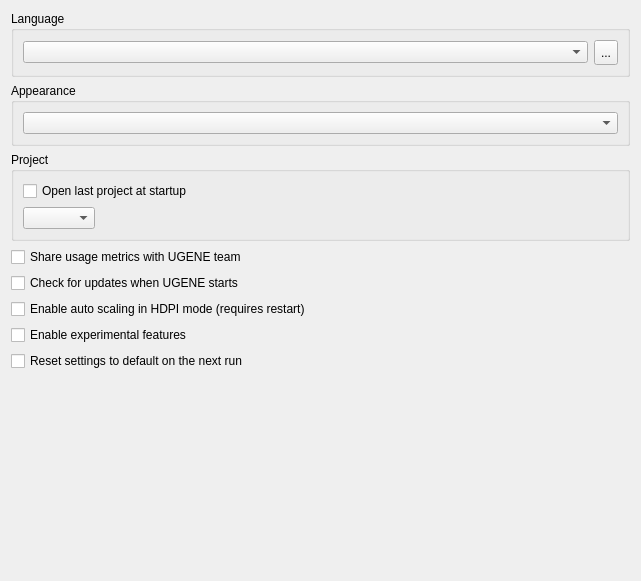
Before: the Qt Designer form src/ugeneui/src/app_settings/user_apps_settings/UserApplicationsSettingsWidget.ui in ugeneunipro/ugene, drawn with Qt 5.
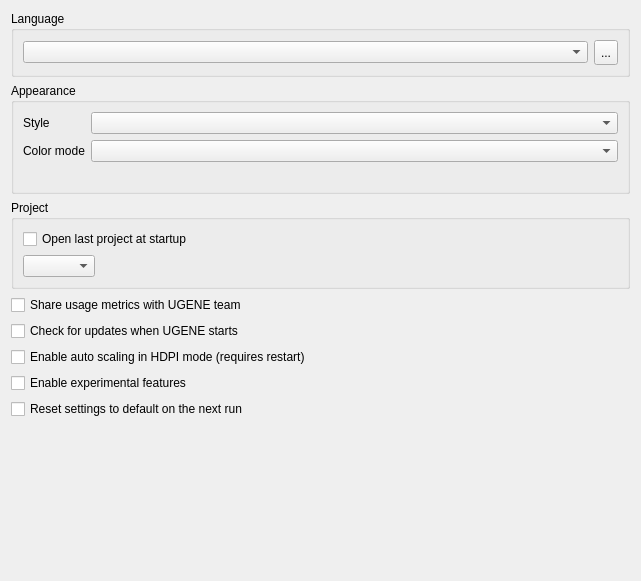
After: the same form once the commit is applied.

```diff
--- a/src/ugeneui/src/app_settings/user_apps_settings/UserApplicationsSettingsWidget.ui
+++ b/src/ugeneui/src/app_settings/user_apps_settings/UserApplicationsSettingsWidget.ui
@@ -46,13 +46,75 @@
     </widget>
    </item>
    <item>
-    <widget class="QGroupBox" name="groupBox_2">
+    <widget class="QGroupBox" name="groupBox_3">
+     <property name="sizePolicy">
+      <sizepolicy hsizetype="Preferred" vsizetype="Preferred">
+       <horstretch>0</horstretch>
+       <verstretch>0</verstretch>
+      </sizepolicy>
+     </property>
      <property name="title">
       <string>Appearance</string>
      </property>
-     <layout class="QHBoxLayout" name="horizontalLayout_2">
+     <layout class="QVBoxLayout" name="verticalLayout_4">
       <item>
-       <widget class="QComboBox" name="styleCombo"/>
+       <layout class="QHBoxLayout" name="horizontalLayout_3">
+        <item>
+         <layout class="QVBoxLayout" name="verticalLayout_6">
+          <item>
+           <widget class="QLabel" name="label">
+            <property name="sizePolicy">
+             <sizepolicy hsizetype="Preferred" vsizetype="Preferred">
+              <horstretch>0</horstretch>
+              <verstretch>0</verstretch>
+             </sizepolicy>
+            </property>
+            <property name="text">
+             <string>Style</string>
+            </property>
+           </widget>
+          </item>
+          <item>
+           <widget class="QLabel" name="label_2">
+            <property name="text">
+             <string>Color mode</string>
+            </property>
+           </widget>
+          </item>
+         </layout>
+        </item>
+        <item>
+         <layout class="QVBoxLayout" name="verticalLayout_7">
+          <item>
+           <widget class="QComboBox" name="styleCombo">
+            <property name="sizePolicy">
+             <sizepolicy hsizetype="MinimumExpanding" vsizetype="Fixed">
+              <horstretch>0</horstretch>
+              <verstretch>0</verstretch>
+             </sizepolicy>
+            </property>
+           </widget>
+          </item>
+          <item>
+           <widget class="QComboBox" name="colorModeCombo">
+            <property name="sizePolicy">
+             <sizepolicy hsizetype="MinimumExpanding" vsizetype="Fixed">
+              <horstretch>0</horstretch>
+              <verstretch>0</verstretch>
+             </sizepolicy>
+            </property>
+           </widget>
+          </item>
+         </layout>
+        </item>
+       </layout>
+      </item>
+      <item>
+       <widget class="QLabel" name="errorLabel">
+        <property name="text">
+         <string/>
+        </property>
+       </widget>
       </item>
      </layout>
     </widget>
```
Left out of the diff: 4 changed lines with no effect on the pictures.
